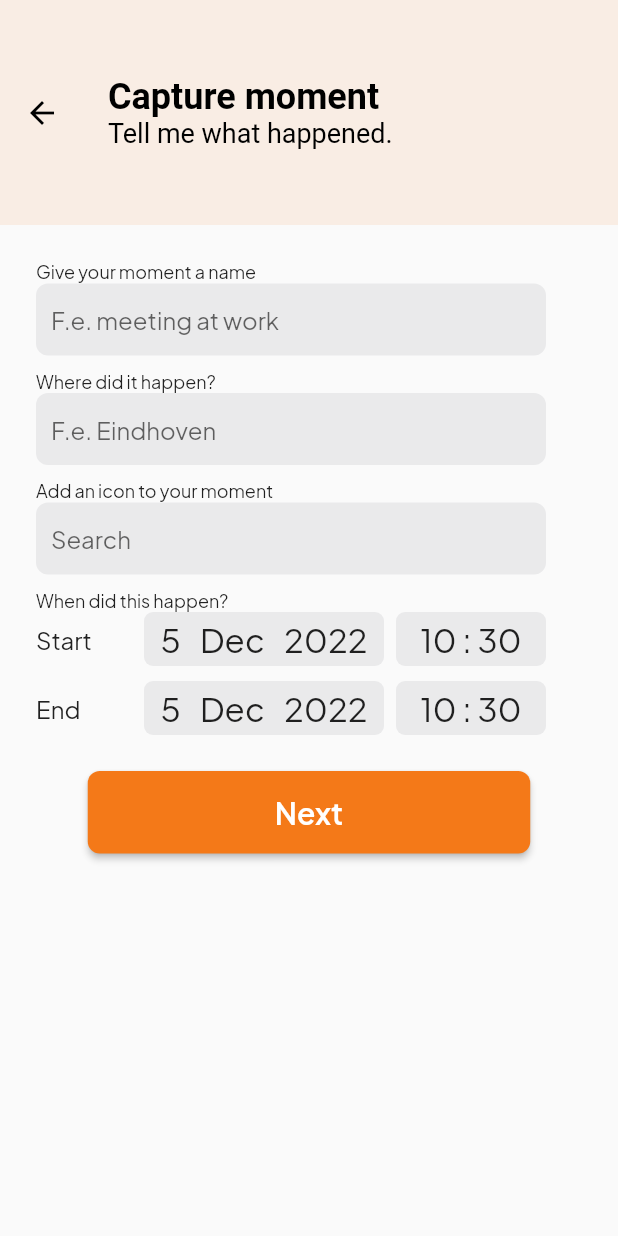
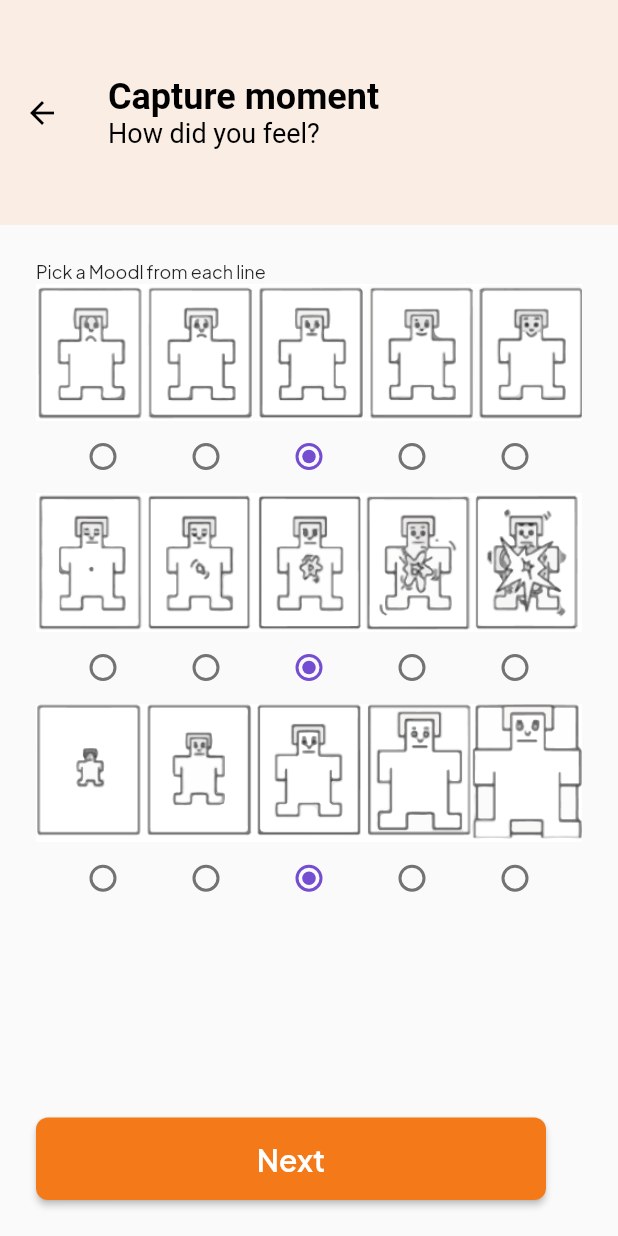
Before and after one commit to dirkzon/Moodlet, a Flutter app: the AddMomentScreen screen opened directly, after a tap on "Next", on a phone screen of 412 x 824 dp. Run offline on Flutter 3.47's test engine with Material 2 defaults, Android fonts, the phone set to English and light mode, and no system bars; our stand-ins replace charts_flutter, flutter_blue, hive, hive_flutter; accounts and stored records are empty.

Commit message:
Added additional screens for creating a moment and set up repository and model for saving moments

```diff
--- a/lib/main.dart
+++ b/lib/main.dart
@@ -1,5 +1,6 @@
 import 'package:bletest/comms/hive/adaptors/hiveEntryRepository.dart';
 import 'package:bletest/comms/hive/hiveConfig.dart';
+import 'package:bletest/moment/moment_manager.dart';
 import 'package:bletest/pages/navigation_page.dart';
 import 'package:bletest/pages/theme_config.dart';
 import 'package:bletest/sensor/moodmetric_sensor_manager.dart';
@@ -21,6 +22,9 @@ class MoodlApp extends StatelessWidget {
         providers: [
           ChangeNotifierProvider<SettingsManager>(
             create: (context) => SettingsManager(),
+          ),
+          ChangeNotifierProvider<MomentManager>(
+            create: (context) => MomentManager(),
           ),
           ChangeNotifierProvider<BluetoothManager>(
             create: (context) => BluetoothManager(),
--- /dev/null
+++ b/lib/moment/moment_manager.dart
@@ -0,0 +1,28 @@
+import 'package:flutter/material.dart';
+
+class MomentManager with ChangeNotifier {
+  late DateTime startDate;
+  late DateTime endDate;
+  late String name;
+  late String location;
+
+  setStartDate(DateTime value) {
+    startDate = value;
+    notifyListeners();
+  }
+
+  setEndDate(DateTime value) {
+    endDate = value;
+    notifyListeners();
+  }
+
+  setName(String value) {
+    name = value;
+    notifyListeners();
+  }
+
+  setLocation(String value) {
+    location = value;
+    notifyListeners();
+  }
+}
--- /dev/null
+++ b/lib/pages/moment/add_feeling_to_moment_screen.dart
@@ -0,0 +1,117 @@
+import 'package:bletest/moment/moment_manager.dart';
+import 'package:bletest/pages/moment/add_notes_to_moment_screen.dart';
+import 'package:flutter/material.dart';
+import 'package:provider/provider.dart';
+
+enum Pleasure { unpleasant, unsatisfied, neutral, pleased, pleasant }
+
+enum Arousal { calm, dull, neutral, wideAwake, excited }
+
+enum Dominance { independent, powerful, neutral, powerlessness, dependent }
+
+class AddFeelingToMomentScreen extends StatefulWidget {
+  const AddFeelingToMomentScreen({super.key});
+
+  @override
+  _AddFeelingToMomentScreenState createState() =>
+      _AddFeelingToMomentScreenState();
+}
+
+class _AddFeelingToMomentScreenState extends State<AddFeelingToMomentScreen> {
+  Pleasure? _pleasure = Pleasure.neutral;
+  Arousal? _arousal = Arousal.neutral;
+  Dominance? _dominance = Dominance.neutral;
+
+  @override
+  Widget build(BuildContext context) {
+    MomentManager manager = Provider.of<MomentManager>(context);
+
+    return Scaffold(
+        appBar: AppBar(
+            title: Column(
+                crossAxisAlignment: CrossAxisAlignment.start,
+                children: const [
+              Text(
+                'Capture moment',
+              ),
+              Text(
+                'How did you feel?',
+                style: TextStyle(fontWeight: FontWeight.w400, fontSize: 18),
+              ),
+            ])),
+        body: CustomScrollView(slivers: [
+          SliverFillRemaining(
+              hasScrollBody: false,
+              child: Column(children: [
+                Container(
+                    margin: const EdgeInsets.all(24),
+                    child: Column(
+                      crossAxisAlignment: CrossAxisAlignment.start,
+                      children: [
+                        Text(
+                          'Pick a Moodl from each line',
+                          textAlign: TextAlign.left,
+                          style: TextStyle(
+                              fontWeight: FontWeight.w400, fontSize: 12),
+                        ),
+                        Image.asset('assets/pleasure.png'),
+                        Row(
+                            mainAxisAlignment: MainAxisAlignment.spaceEvenly,
+                            children: Pleasure.values
+                                .map((e) => Radio(
+                                    value: e,
+                                    groupValue: _pleasure,
+                                    onChanged: (Pleasure? value) {
+                                      setState(() {
+                                        _pleasure = value;
+                                      });
+                                    }))
+                                .toList()),
+                        Image.asset('assets/arousal.png'),
+                        Row(
+                            mainAxisAlignment: MainAxisAlignment.spaceEvenly,
+                            children: Arousal.values
+                                .map((e) => Radio(
+                                    value: e,
+                                    groupValue: _arousal,
+                                    onChanged: (Arousal? value) {
+                                      setState(() {
+                                        _arousal = value;
+                                      });
+                                    }))
+                                .toList()),
+                        Image.asset('assets/dominance.png'),
+                        Row(
+                            mainAxisAlignment: MainAxisAlignment.spaceEvenly,
+                            children: Dominance.values
+                                .map((e) => Radio(
+                                    value: e,
+                                    groupValue: _dominance,
+                                    onChanged: (Dominance? value) {
+                                      setState(() {
+                                        _dominance = value;
+                                      });
+                                    }))
+                                .toList()),
+                      ],
+                    ))
+              ]))
+        ]),
+        bottomSheet: Container(
+          margin: const EdgeInsets.all(24.0),
+          child: SizedBox(
+            width: 340,
+            child: ElevatedButton(
+              onPressed: () => {
+                Navigator.push(
+                    context,
+                    MaterialPageRoute(
+                        builder: ((context) =>
+                            const AddNotesToMomentScreen()))),
+              },
+              child: const Text('Next'),
+            ),
+          ),
+        ));
+  }
+}
--- a/lib/pages/moment/add_moment_screen.dart
+++ b/lib/pages/moment/add_moment_screen.dart
@@ -1,3 +1,5 @@
+import 'package:bletest/moment/moment_manager.dart';
+import 'package:bletest/pages/moment/add_feeling_to_moment_screen.dart';
 import 'package:flutter/material.dart';
 import 'package:provider/provider.dart';
 
@@ -8,6 +10,8 @@ class AddMomentScreen extends StatelessWidget {
 
   @override
   Widget build(BuildContext context) {
+    MomentManager manager = Provider.of<MomentManager>(context);
+
     return Scaffold(
         appBar: AppBar(
             title: Column(
@@ -37,18 +41,21 @@ class AddMomentScreen extends StatelessWidget {
                             style: TextStyle(
                                 fontWeight: FontWeight.w400, fontSize: 12),
                           ),
+                          SizedBox(height: 6),
                           SizedBox(
                               width: 340,
                               child: TextField(
+                                onChanged: (value) => manager.setName(value),
                                 decoration: InputDecoration(
                                     contentPadding: EdgeInsets.symmetric(
                                         vertical: 10.0, horizontal: 10.0),
                                     hintText: 'F.e. meeting at work'),
                               )),
-                          SizedBox(height: 10),
+                          SizedBox(height: 12),
                           Text('Where did it happen?',
                               style: TextStyle(
                                   fontWeight: FontWeight.w400, fontSize: 12)),
+                          SizedBox(height: 6),
                           SizedBox(
                               width: 340,
                               child: TextField(
@@ -58,10 +65,11 @@ class AddMomentScreen extends StatelessWidget {
                                       vertical: 10.0, horizontal: 10.0),
                                 ),
                               )),
-                          SizedBox(height: 10),
+                          SizedBox(height: 12),
                           Text('Add an icon to your moment',
                               style: TextStyle(
                                   fontWeight: FontWeight.w400, fontSize: 12)),
+                          SizedBox(height: 6),
                           SizedBox(
                               width: 340,
                               child: TextField(
@@ -71,10 +79,11 @@ class AddMomentScreen extends StatelessWidget {
                                       vertical: 10.0, horizontal: 10.0),
                                 ),
                               )),
-                          SizedBox(height: 10),
+                          SizedBox(height: 12),
                           Text('When did this happen?',
                               style: TextStyle(
                                   fontWeight: FontWeight.w400, fontSize: 12)),
+                          SizedBox(height: 6),
                           SizedBox(
                               width: 340,
                               child: Row(children: [
@@ -85,7 +94,7 @@ class AddMomentScreen extends StatelessWidget {
                                   onChanged: (value) => print(value),
                                 )
                               ])),
-                          SizedBox(height: 10),
+                          SizedBox(height: 12),
                           SizedBox(
                               width: 340,
                               child: Row(children: [
@@ -96,18 +105,26 @@ class AddMomentScreen extends StatelessWidget {
                                   onChanged: (value) => print(value),
                                 )
                               ])),
-                          Container(
-                            alignment: Alignment.bottomCenter,
-                            margin: const EdgeInsets.all(24.0),
-                            child: ElevatedButton(
-                              onPressed: () => {},
-                              child: const Text('Next'),
-                            ),
-                          ),
                         ],
                       )),
                 ],
               ))
-        ]));
+        ]),
+        bottomSheet: Container(
+          margin: const EdgeInsets.all(24.0),
+          child: SizedBox(
+            width: 340,
+            child: ElevatedButton(
+              onPressed: () => {
+                Navigator.push(
+                    context,
+                    MaterialPageRoute(
+                        builder: ((context) =>
+                            const AddFeelingToMomentScreen()))),
+              },
+              child: const Text('Next'),
+            ),
+          ),
+        ));
   }
 }
```
Also changed, not shown: lib/comms/hive/adaptors/hiveModelRepository.dart (added, +27 -0 lines), lib/comms/hive/hiveConfig.dart (+12 -0 lines), lib/comms/hive/models/hiveMoment.dart (added, +24 -0 lines), lib/pages/moment/add_notes_to_moment_screen.dart (added, +72 -0 lines), pubspec.yaml (+5 -3 lines), assets/arousal.png (added), assets/dominance.png (added), assets/pleasure.png (added), lib/comms/hive/models/hiveMoment.g.dart (added), pubspec.lock.
